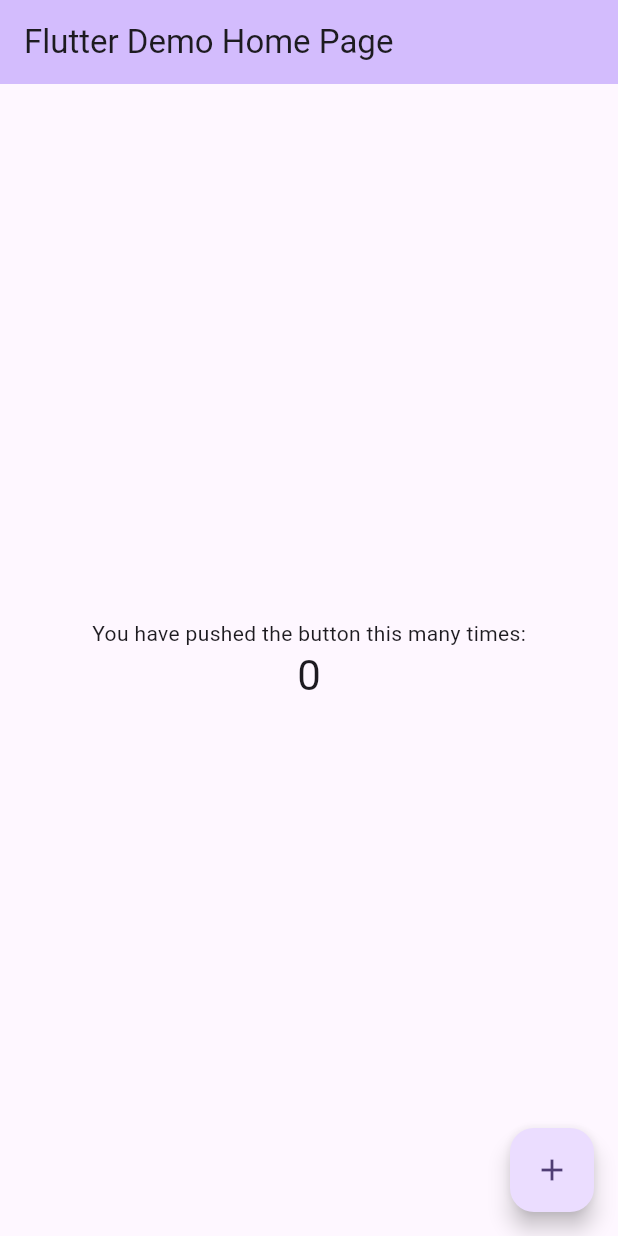
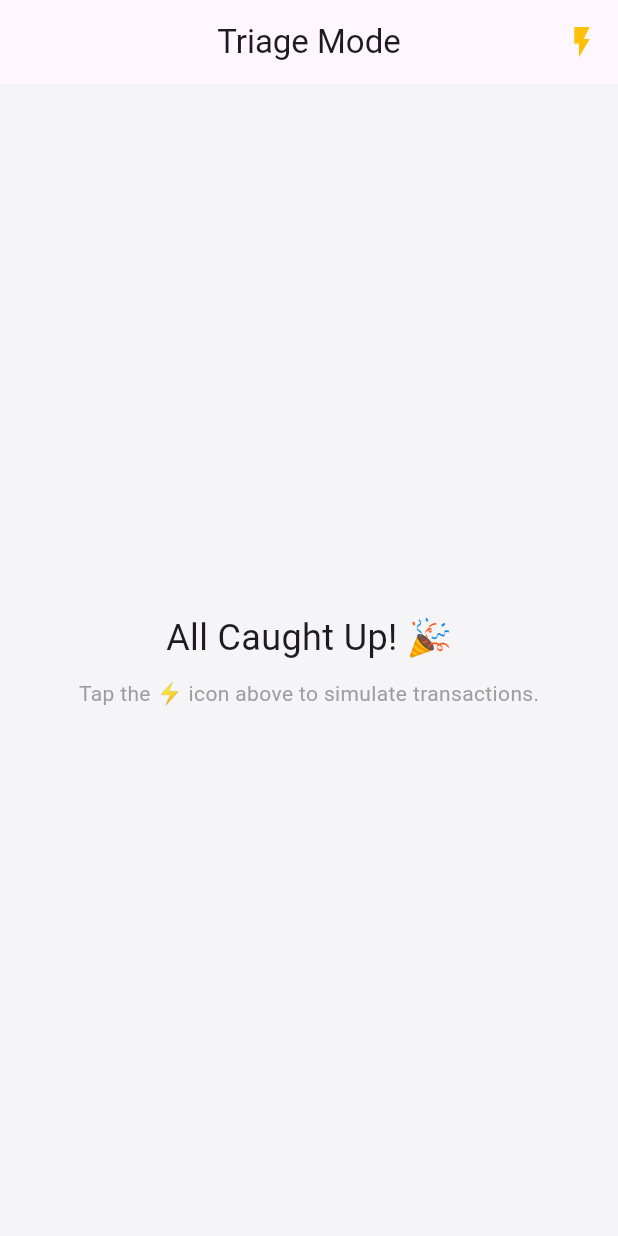
Before and after one commit to timfielder/ghost_accountant, a Flutter app: the screen it shows after launch, on a phone screen of 412 x 824 dp. Run offline on Flutter 3.47's test engine with Material 3 defaults, Android fonts, the phone set to English and light mode, and no system bars; our stand-ins replace flutter_card_swiper, sqflite; accounts and stored records are empty.

Commit message:
Milestone 4: Stable Swiper with Seed Data Injection

```diff
--- a/lib/data/repositories/entity_repository.dart
+++ b/lib/data/repositories/entity_repository.dart
@@ -1,5 +1,6 @@
 import '../database/database_helper.dart';
 import '../models/entity_model.dart'; // We will create this next
+import 'package:sqflite/sqflite.dart';
 
 class EntityRepository {
   final dbHelper = DatabaseHelper.instance;
--- a/lib/main.dart
+++ b/lib/main.dart
@@ -1,122 +1,40 @@
 import 'package:flutter/material.dart';
+import 'package:provider/provider.dart';
+import 'logic/transaction_provider.dart';
+import 'data/repositories/entity_repository.dart';
+import 'ui/screens/triage_screen.dart'; // We will build this next
 
-void main() {
-  runApp(const MyApp());
+void main() async {
+  WidgetsFlutterBinding.ensureInitialized();
+
+  // 1. Initialize DB & Entities [Source 17]
+  final entityRepo = EntityRepository();
+  // In a real app, userId comes from Auth. For MVP, we use 'user_01'
+  await entityRepo.createDefaultEntities('user_01');
+
+  runApp(
+    MultiProvider(
+      providers: [
+        ChangeNotifierProvider(create: (_) => TransactionProvider()..loadInitialData('user_01')),
+      ],
+      child: const GhostAccountantApp(),
+    ),
+  );
 }
 
-class MyApp extends StatelessWidget {
-  const MyApp({super.key});
+class GhostAccountantApp extends StatelessWidget {
+  const GhostAccountantApp({super.key});
 
-  // This widget is the root of your application.
   @override
   Widget build(BuildContext context) {
     return MaterialApp(
-      title: 'Flutter Demo',
+      title: 'Ghost Accountant',
       theme: ThemeData(
-        // This is the theme of your application.
-        //
-        // TRY THIS: Try running your application with "flutter run". You'll see
-        // the application has a purple toolbar. Then, without quitting the app,
-        // try changing the seedColor in the colorScheme below to Colors.green
-        // and then invoke "hot reload" (save your changes or press the "hot
-        // reload" button in a Flutter-supported IDE, or press "r" if you used
-        // the command line to start the app).
-        //
-        // Notice that the counter didn't reset back to zero; the application
-        // state is not lost during the reload. To reset the state, use hot
-        // restart instead.
-        //
-        // This works for code too, not just values: Most code changes can be
-        // tested with just a hot reload.
-        colorScheme: .fromSeed(seedColor: Colors.deepPurple),
+        primarySwatch: Colors.blueGrey,
+        scaffoldBackgroundColor: const Color(0xFFF5F5F7), // iOS Light Grey
+        useMaterial3: true,
       ),
-      home: const MyHomePage(title: 'Flutter Demo Home Page'),
+      home: const TriageScreen(),
     );
   }
 }
-
-class MyHomePage extends StatefulWidget {
-  const MyHomePage({super.key, required this.title});
-
-  // This widget is the home page of your application. It is stateful, meaning
-  // that it has a State object (defined below) that contains fields that affect
-  // how it looks.
-
-  // This class is the configuration for the state. It holds the values (in this
-  // case the title) provided by the parent (in this case the App widget) and
-  // used by the build method of the State. Fields in a Widget subclass are
-  // always marked "final".
-
-  final String title;
-
-  @override
-  State<MyHomePage> createState() => _MyHomePageState();
-}
-
-class _MyHomePageState extends State<MyHomePage> {
-  int _counter = 0;
-
-  void _incrementCounter() {
-    setState(() {
-      // This call to setState tells the Flutter framework that something has
-      // changed in this State, which causes it to rerun the build method below
-      // so that the display can reflect the updated values. If we changed
-      // _counter without calling setState(), then the build method would not be
-      // called again, and so nothing would appear to happen.
-      _counter++;
-    });
-  }
-
-  @override
-  Widget build(BuildContext context) {
-    // This method is rerun every time setState is called, for instance as done
-    // by the _incrementCounter method above.
-    //
-    // The Flutter framework has been optimized to make rerunning build methods
-    // fast, so that you can just rebuild anything that needs updating rather
-    // than having to individually change instances of widgets.
-    return Scaffold(
-      appBar: AppBar(
-        // TRY THIS: Try changing the color here to a specific color (to
-        // Colors.amber, perhaps?) and trigger a hot reload to see the AppBar
-        // change color while the other colors stay the same.
-        backgroundColor: Theme.of(context).colorScheme.inversePrimary,
-        // Here we take the value from the MyHomePage object that was created by
-        // the App.build method, and use it to set our appbar title.
-        title: Text(widget.title),
-      ),
-      body: Center(
-        // Center is a layout widget. It takes a single child and positions it
-        // in the middle of the parent.
-        child: Column(
-          // Column is also a layout widget. It takes a list of children and
-          // arranges them vertically. By default, it sizes itself to fit its
-          // children horizontally, and tries to be as tall as its parent.
-          //
-          // Column has various properties to control how it sizes itself and
-          // how it positions its children. Here we use mainAxisAlignment to
-          // center the children vertically; the main axis here is the vertical
-          // axis because Columns are vertical (the cross axis would be
-          // horizontal).
-          //
-          // TRY THIS: Invoke "debug painting" (choose the "Toggle Debug Paint"
-          // action in the IDE, or press "p" in the console), to see the
-          // wireframe for each widget.
-          mainAxisAlignment: .center,
-          children: [
-            const Text('You have pushed the button this many times:'),
-            Text(
-              '$_counter',
-              style: Theme.of(context).textTheme.headlineMedium,
-            ),
-          ],
-        ),
-      ),
-      floatingActionButton: FloatingActionButton(
-        onPressed: _incrementCounter,
-        tooltip: 'Increment',
-        child: const Icon(Icons.add),
-      ),
-    );
-  }
-}
--- /dev/null
+++ b/lib/ui/screens/triage_screen.dart
@@ -0,0 +1,110 @@
+import 'package:flutter/material.dart';
+import 'package:provider/provider.dart';
+import 'package:flutter_card_swiper/flutter_card_swiper.dart';
+import '../../logic/transaction_provider.dart';
+import '../widgets/triage_card.dart';
+
+class TriageScreen extends StatelessWidget {
+  const TriageScreen({super.key});
+
+  @override
+  Widget build(BuildContext context) {
+    return Scaffold(
+      appBar: AppBar(
+        title: const Text("Triage Mode"),
+        centerTitle: true,
+        actions: [
+          // DEBUG BUTTON: Adds fake data so we can test
+          IconButton(
+            icon: const Icon(Icons.flash_on, color: Colors.amber),
+            tooltip: "Inject Test Data",
+            onPressed: () {
+              context.read<TransactionProvider>().seedDatabase();
+            },
+          )
+        ],
+      ),
+      body: Consumer<TransactionProvider>(
+        builder: (context, provider, child) {
+          if (provider.queue.isEmpty) {
+            return Center(
+              child: Column(
+                mainAxisAlignment: MainAxisAlignment.center,
+                children: [
+                  const Text("All Caught Up! 🎉", style: TextStyle(fontSize: 24)),
+                  const SizedBox(height: 10),
+                  const Text("Tap the ⚡ icon above to simulate transactions.", style: TextStyle(color: Colors.grey)),
+                ],
+              ),
+            );
+          }
+
+          return Padding(
+            padding: const EdgeInsets.all(24.0),
+            child: Column(
+              children: [
+                // Header Stats
+                Text(
+                  "${provider.queue.length} Transactions Pending",
+                  style: Theme.of(context).textTheme.bodyLarge,
+                ),
+                const SizedBox(height: 20),
+
+                // The Swipe Stack
+                Expanded(
+                  child: CardSwiper(
+                    cardsCount: provider.queue.length,
+                    controller: CardSwiperController(),
+
+                    cardBuilder: (context, index, percentThresholdX, percentThresholdY) {
+                      return TriageCard(transaction: provider.queue[index]);
+                    },
+
+                    onSwipe: (previousIndex, currentIndex, direction) {
+                      final tx = provider.queue[previousIndex];
+                      final txId = tx['transaction_id'];
+
+                      if (direction == CardSwiperDirection.right) {
+                        // 1. Find Primary Entity
+                        try {
+                          final primary = provider.entities.firstWhere((e) => e.isPrimary);
+                          provider.swipeRight(txId, primary);
+
+                          ScaffoldMessenger.of(context).showSnackBar(
+                            SnackBar(content: Text("Charged to ${primary.name}"), duration: const Duration(milliseconds: 500)),
+                          );
+                        } catch (e) {
+                          ScaffoldMessenger.of(context).showSnackBar(
+                            const SnackBar(content: Text("Error: No Primary Entity Found")),
+                          );
+                        }
+                      }
+                      else if (direction == CardSwiperDirection.left) {
+                        // Personal Logic (Just clear it for now)
+                        ScaffoldMessenger.of(context).showSnackBar(
+                          const SnackBar(content: Text("Marked as Personal"), duration: Duration(milliseconds: 500)),
+                        );
+                      }
+                      return true;
+                    },
+                  ),
+                ),
+
+                // The "Waterfall" Button placeholder
+                const SizedBox(height: 20),
+                ElevatedButton.icon(
+                  onPressed: () {
+                    // TODO: Open Waterfall Screen
+                  },
+                  icon: const Icon(Icons.water_drop, color: Colors.amber),
+                  label: const Text("Split Transaction (Waterfall)"),
+                ),
+                const SizedBox(height: 40),
+              ],
+            ),
+          );
+        },
+      ),
+    );
+  }
+}
--- a/pubspec.yaml
+++ b/pubspec.yaml
@@ -38,6 +38,8 @@ dependencies:
   intl: ^0.19.0
   # State Management (to handle the Triage State Machine [Source 39])
   provider: ^6.1.1
+  #Swiper UI
+  flutter_card_swiper: ^7.0.0
 
   # The following adds the Cupertino Icons font to your application.
   # Use with the CupertinoIcons class for iOS style icons.
```
Also changed, not shown: lib/logic/transaction_provider.dart (+66 -27 lines), lib/ui/widgets/triage_card.dart (added, +71 -0 lines), pubspec.lock, 6 other files.
